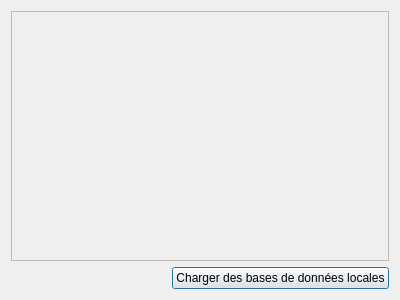
eppenney/eBook-Perpetual-Access-Rights-Tracker, file src/user_interface/French_manageDatabase.ui: the form before one commit.
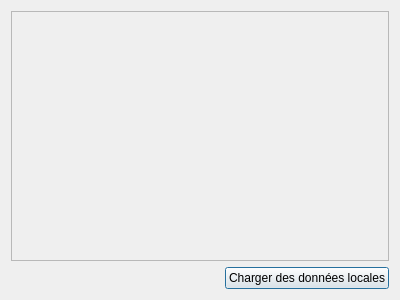
The form after the commit.

```diff
--- a/src/user_interface/French_manageDatabase.ui
+++ b/src/user_interface/French_manageDatabase.ui
@@ -50,7 +50,7 @@
      <item>
       <widget class="QPushButton" name="uploadButton">
        <property name="text">
-        <string>Charger des bases de données locales</string>
+        <string>Charger des données locales</string>
        </property>
       </widget>
      </item>
```
